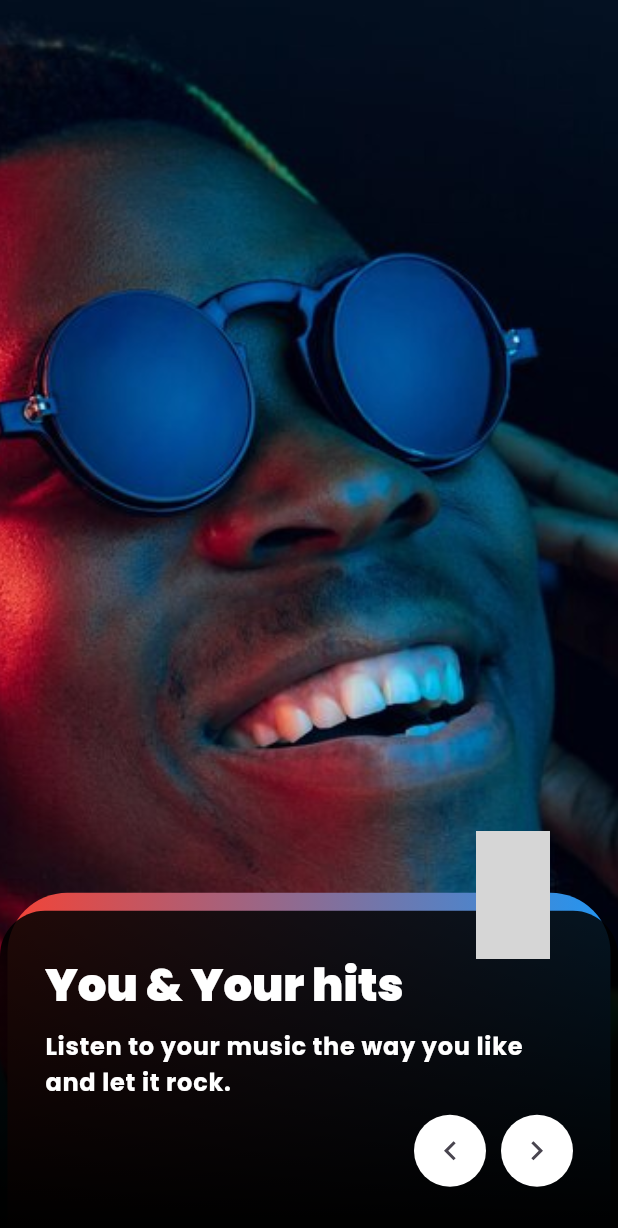
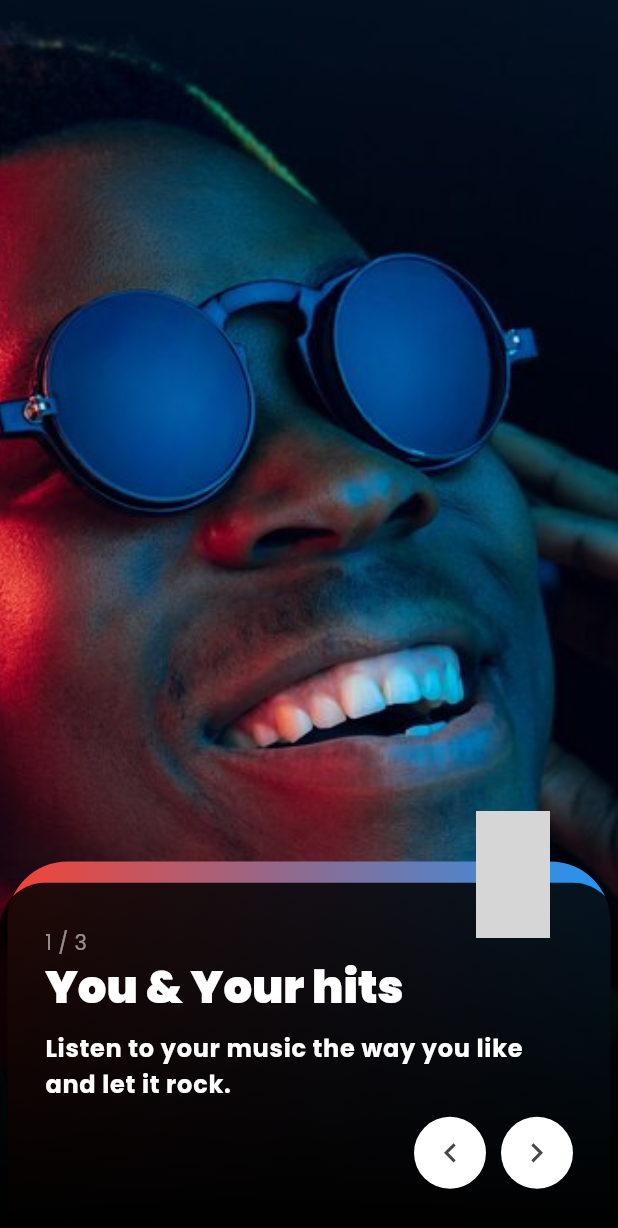
Before and after one commit to Joel-Fah/earnizik, a Flutter app: the screen it shows after launch, on a phone screen of 412 x 824 dp. Shown: the top 1228 px of the screen. Run offline on Flutter 3.47's test engine with Material 2 defaults, Android fonts, the phone set to English and light mode, and no system bars; our stand-ins replace google_fonts, iconly, loading_animation_widget, remixicon; grey boxes are pictures that could not be loaded.

Commit message:
Added Scaffold and count on onboard screens

```diff
--- a/lib/ui/pages/onboarding.dart
+++ b/lib/ui/pages/onboarding.dart
@@ -32,7 +32,8 @@ class _OnBoardingPageState extends State<OnBoardingPage> {
 
   @override
   Widget build(BuildContext context) {
-    return Stack(
+    return Scaffold(
+      body: Stack(
         children: [
           PageView.builder(
             physics: const NeverScrollableScrollPhysics(),
@@ -58,7 +59,7 @@ class _OnBoardingPageState extends State<OnBoardingPage> {
                   children: [
                     Container(
                       margin: const EdgeInsets.symmetric(horizontal: 5),
-                    height: ContextVariables.height(context) / 3.6,
+                      height: ContextVariables.height(context) / 3.3,
                       width: ContextVariables.width(context) - 10,
                       decoration: const BoxDecoration(
                         gradient: LinearGradient(
@@ -71,7 +72,7 @@ class _OnBoardingPageState extends State<OnBoardingPage> {
                     Positioned(
                       bottom: 0,
                       child: Container(
-                      height: ContextVariables.height(context) / 3.8,
+                        height: ContextVariables.height(context) / 3.5,
                         width: ContextVariables.width(context),
                         padding: const EdgeInsets.all(30.0),
                         constraints: BoxConstraints(
@@ -90,6 +91,7 @@ class _OnBoardingPageState extends State<OnBoardingPage> {
                           crossAxisAlignment: CrossAxisAlignment.start,
                           mainAxisSize: MainAxisSize.min,
                           children: [
+                            Text('${_currentPage+1} / 3', style: TextStyle(color: Colors.white54, fontSize: 14),),
                             Text(pages[_currentPage].title,
                                 style: Theme.of(context)
                                     .textTheme
@@ -176,7 +178,7 @@ class _OnBoardingPageState extends State<OnBoardingPage> {
                 ),
               ),
               Positioned(
-              bottom: ContextVariables.height(context) / 4.4,
+                bottom: ContextVariables.height(context) / 4.1,
                 right: 30,
                 child: Transform.rotate(
                   angle: 10 * math.pi / 180,
@@ -190,6 +192,7 @@ class _OnBoardingPageState extends State<OnBoardingPage> {
             ],
           ),
         ],
+      ),
     );
   }
 }
```
Lines whose indentation alone changed are shown as unchanged.
